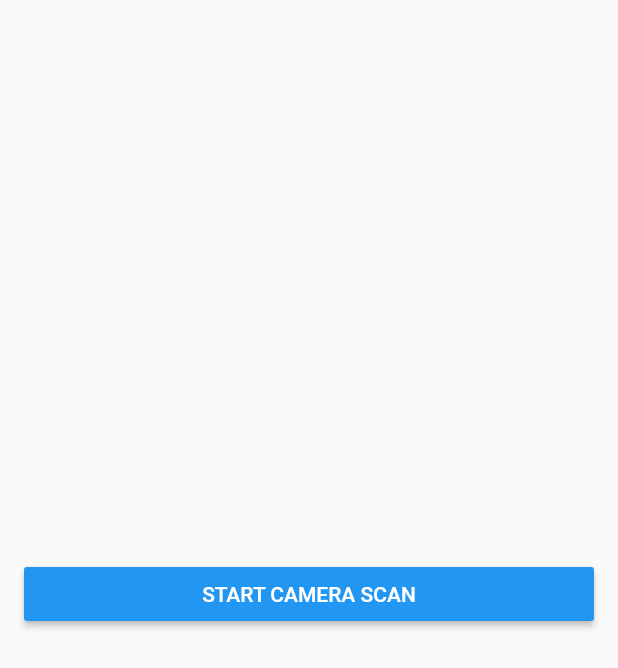
After one commit to RuliSlim/fastpedia, a Flutter app: the ScreenScanner screen opened directly, after a tap on "START CAMERA SCAN", on a phone screen of 412 x 824 dp. The commit adds this screen. Shown: the top 668 px of the screen. Run offline on Flutter 3.47's test engine with Material 2 defaults, Android fonts, the phone set to English and light mode, and no system bars; our stand-ins replace dio, flushbar, get, motion_tab_bar, shared_preferences, webview_flutter; missing offline and left inert: barcode_scan, flutter_inappwebview; accounts and stored records are empty.

```diff
--- a/lib/main.dart
+++ b/lib/main.dart
@@ -1,5 +1,5 @@
 import 'package:fastpedia/model/user.dart';
-import 'package:fastpedia/screens/dashboard.dart';
+import 'package:fastpedia/screens/discover_video.dart';
 import 'package:fastpedia/screens/home.dart';
 import 'package:fastpedia/screens/login_screen.dart';
 import 'package:fastpedia/screens/profile.dart';
@@ -75,7 +75,7 @@ class _MyApp extends State<MyApp> {
         ),
         routes: {
           '/login': (context) => LoginPage(),
-          '/dashboard': (context) => DashBoard(),
+          '/dashboard': (context) => WatchVideo(),
           '/profile': (context) => Profile(),
           '/home': (context) => HomePage()
         },
--- a/lib/screens/profile.dart
+++ b/lib/screens/profile.dart
@@ -1,6 +1,6 @@
 import 'package:fastpedia/components/tab_bar.dart';
 import 'package:fastpedia/model/user.dart';
-import 'package:fastpedia/screens/dashboard.dart';
+import 'package:fastpedia/screens/discover_video.dart';
 import 'package:fastpedia/services/user_preferences.dart';
 import 'package:flutter/cupertino.dart';
 import 'package:flutter/material.dart';
--- /dev/null
+++ b/lib/screens/qr_scanner.dart
@@ -0,0 +1,79 @@
+import 'package:barcode_scan/barcode_scan.dart';
+import 'package:flutter/cupertino.dart';
+import 'package:flutter/material.dart';
+import 'package:flutter/services.dart';
+
+class ScreenScanner extends StatefulWidget {
+
+  @override
+  _ScreenScanner createState() => _ScreenScanner();
+}
+
+class _ScreenScanner extends State<ScreenScanner> {
+  String barCode = '';
+
+  @override
+  void initState() {
+    super.initState();
+  }
+
+  @override
+  Widget build(BuildContext context) {
+    // TODO: implement build
+    return Scaffold(
+      body: new Center(
+        child: new Column(
+          mainAxisAlignment: MainAxisAlignment.center,
+          crossAxisAlignment: CrossAxisAlignment.stretch,
+          children: <Widget>[
+            Padding(
+              padding: EdgeInsets.symmetric(horizontal: 16.0, vertical: 8.0),
+              child: RaisedButton(
+                  color: Colors.blue,
+                  textColor: Colors.white,
+                  splashColor: Colors.blueGrey,
+                  onPressed: scan,
+                  child: const Text('START CAMERA SCAN')
+              ),
+            )
+            ,
+            Padding(
+              padding: EdgeInsets.symmetric(horizontal: 16.0, vertical: 8.0),
+              child: Text(barCode, textAlign: TextAlign.center,),
+            )
+            ,
+          ],
+        ),
+      ),
+    );
+  }
+
+  Future scan() async {
+    try {
+      ScanResult barCode = await BarcodeScanner.scan();
+      print([barCode, '<<<<<<<<<<<>ASD>SA>DSA>F>SA>FSA>FS>']);
+      setState(() {
+        this.barCode = barCode.toString();
+      });
+    } on PlatformException catch (e) {
+      if (e.code == BarcodeScanner.cameraAccessDenied) {
+        setState(() {
+          this.barCode = 'The user did not granted access to camera!';
+        });
+      } else {
+        setState(() {
+          this.barCode = 'Unknown Error: $e';
+        });
+      }
+    } on FormatException {
+      setState(() {
+        this.barCode = 'null (User returned using the "back"-button before scanning anything. Result)';
+      });
+    } catch (e) {
+      setState(() {
+        this.barCode = 'Unknown Error: $e';
+      });
+    }
+  }
+
+}
--- a/pubspec.yaml
+++ b/pubspec.yaml
@@ -35,6 +35,10 @@ dependencies:
   webview_flutter: ^0.3.22+1
   get: ^3.4.3
   motion_tab_bar: ^0.1.5
+  barcode_scan: ^3.0.1
+  flutter_inappwebview: ^4.0.0+4
+
+#  qr_flutter: ^3.2.0
 
 dev_dependencies:
   flutter_test:
```
Also changed, not shown: lib/screens/discover_video.dart (renamed from lib/screens/dashboard.dart, +45 -13 lines), lib/screens/home.dart (+10 -6 lines), pubspec.lock, 2 other files.
